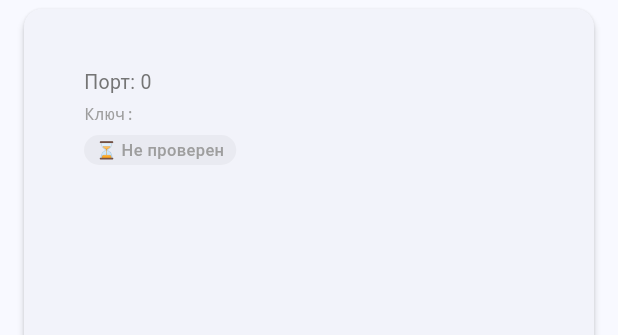
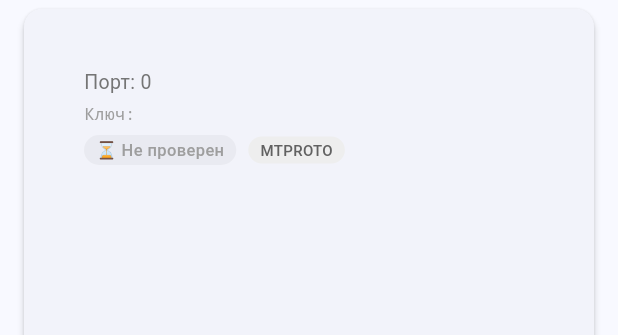
Before and after one commit to DrD-media/proxy_pinger, a Flutter app: the ProxyTile widget shown alone on an empty page, opened directly with empty values, on a phone screen of 412 x 824 dp. Shown: the top 335 px of the screen. Run offline on Flutter 3.47's test engine with Material 3 defaults, Android fonts, the phone set to English and light mode, and no system bars; our stand-ins replace flutter_riverpod, flutter_slidable, go_router, hive, hive_flutter, share_plus; accounts and stored records are empty.

Commit message:
обновление экрана 1.1

```diff
--- a/lib/widgets/proxy_tile.dart
+++ b/lib/widgets/proxy_tile.dart
@@ -86,9 +86,24 @@ class ProxyTile extends StatelessWidget {
                         ),
                       ),
 
+                    // Пароль (только для SOCKS5 с авторизацией)
+                    if (proxy is Socks5Proxy && (proxy as Socks5Proxy).password != null)
+                      Padding(
+                        padding: const EdgeInsets.only(top: 2),
+                        child: Text(
+                          'Пароль: ${(proxy as Socks5Proxy).password}',
+                          style: TextStyle(
+                            fontSize: 11,
+                            color: Colors.grey.shade500,
+                          ),
+                        ),
+                      ),
+
                     const SizedBox(height: 6),
 
-                    // Статус и пинг
+                    // Статус и тип прокси в одной строке
+                    Row(
+                      children: [
                         Container(
                           padding: const EdgeInsets.symmetric(horizontal: 8, vertical: 2),
                           decoration: BoxDecoration(
@@ -103,6 +118,24 @@ class ProxyTile extends StatelessWidget {
                               color: _getStatusColor(),
                             ),
                           ),
+                        ),
+                        const SizedBox(width: 8),
+                        Container(
+                          padding: const EdgeInsets.symmetric(horizontal: 8, vertical: 2),
+                          decoration: BoxDecoration(
+                            color: Colors.grey.shade200,
+                            borderRadius: BorderRadius.circular(12),
+                          ),
+                          child: Text(
+                            proxy.type.name.toUpperCase(),
+                            style: TextStyle(
+                              fontSize: 10,
+                              fontWeight: FontWeight.w500,
+                              color: Colors.grey.shade700,
+                            ),
+                          ),
+                        ),
+                      ],
                     ),
                   ],
                 ),
@@ -135,7 +168,7 @@ class ProxyTile extends StatelessWidget {
   String _getStatusText() {
     switch (proxy.lastStatus) {
       case ProxyStatus.online:
-        return '✅ Доступен • ${proxy.lastPing} ms';
+        return '✅ ${proxy.lastPing} ms';
       case ProxyStatus.offline:
         return '❌ Недоступен';
       case ProxyStatus.unknown:
```
Also changed, not shown: lib/screens/my_proxies_screen.dart (+49 -59 lines), lib/widgets/proxy_info_bottom_sheet.dart (added, +188 -0 lines). Lines whose indentation alone changed are shown as unchanged.
